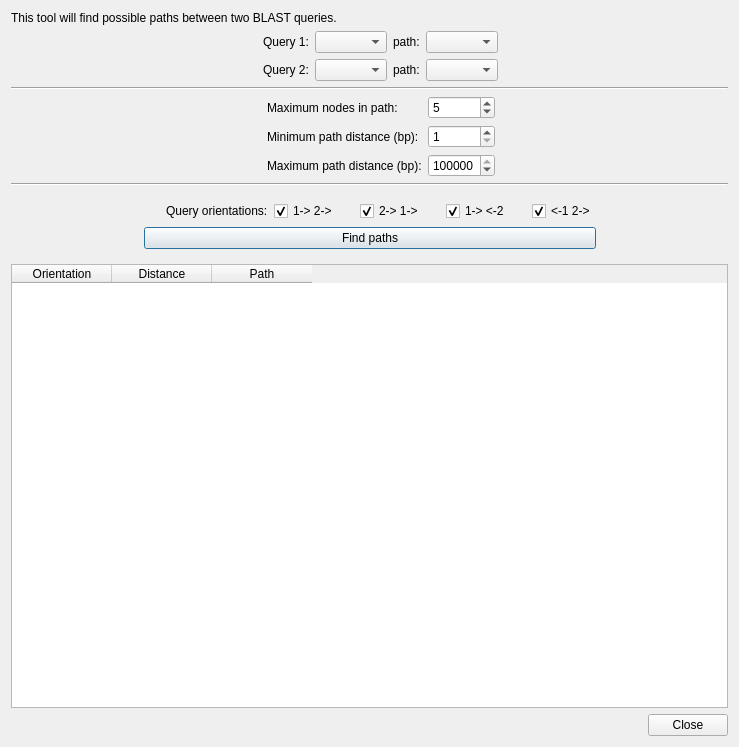
Old version of the form ui/distancedialog.ui in the repository rrwick/Bandage.
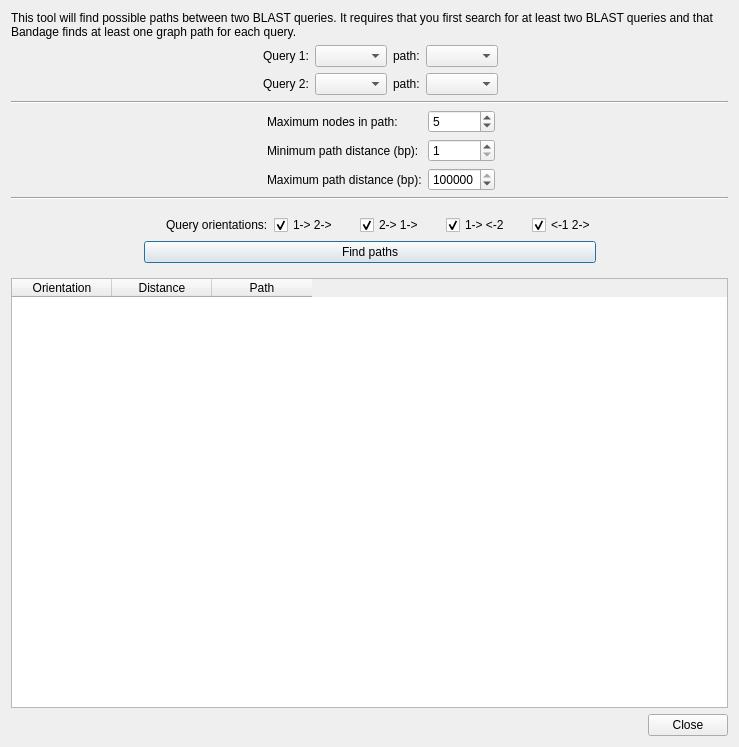
New version of the form. Custom widgets are drawn as their Qt base class.

Commit message: Improve help text for distance dialog

Patch:
```diff
--- a/ui/distancedialog.ui
+++ b/ui/distancedialog.ui
@@ -17,7 +17,10 @@
    <item>
     <widget class="QLabel" name="infoLabel">
      <property name="text">
-      <string>This tool will find possible paths between two BLAST queries.</string>
+      <string>This tool will find possible paths between two BLAST queries. It requires that you first search for at least two BLAST queries and that Bandage finds at least one graph path for each query. </string>
+     </property>
+     <property name="wordWrap">
+      <bool>true</bool>
      </property>
     </widget>
    </item>
```
The commit also changes 1 other file.
